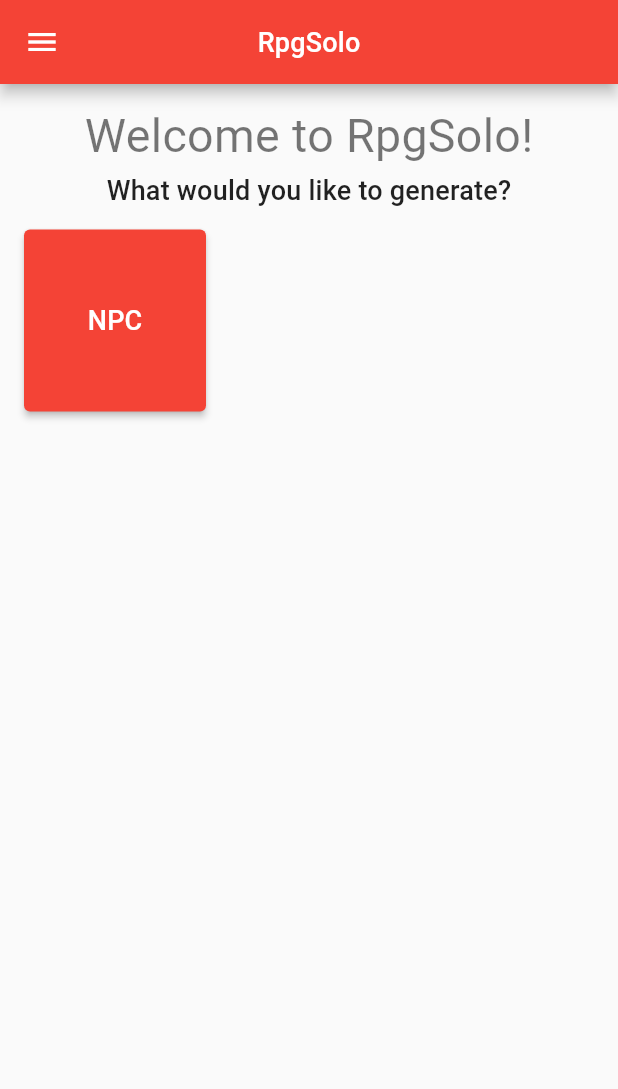
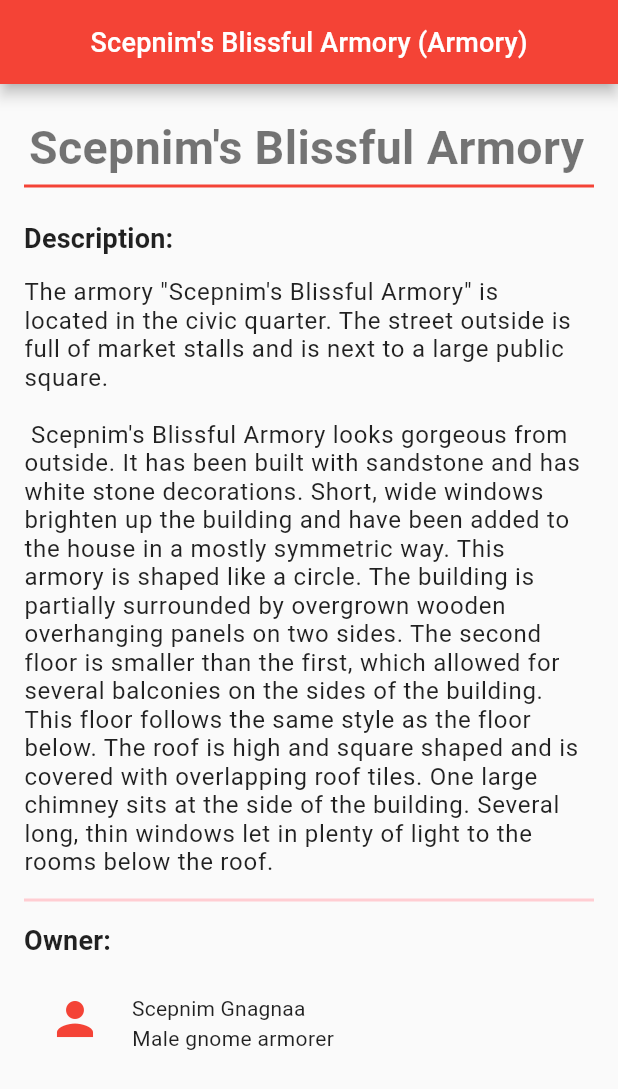
Before and after one commit to ItayElf/RpgSolo, a Flutter app: the screen it shows after launch, on a phone screen of 412 x 824 dp. Shown: the top 1089 px of the screen. Run offline on Flutter 3.47's test engine with Material 2 defaults, Android fonts, the phone set to English and light mode, and no system bars; our stand-ins replace google_fonts; Roboto replaces fonts that are missing (Metamorphous).

Commit message:
location view

```diff
--- /dev/null
+++ b/lib/components/npc_tile.dart
@@ -0,0 +1,31 @@
+import 'package:flutter/material.dart';
+import 'package:rpgsolo/classes/npc.dart';
+import 'package:rpgsolo/pages/views/npc_view.dart';
+import 'package:rpgsolo/utils/extensions.dart';
+
+class NpcTile extends StatelessWidget {
+  const NpcTile({super.key, required this.npc});
+
+  final Npc npc;
+
+  @override
+  Widget build(BuildContext context) {
+    return ListTile(
+      onTap: (() => Navigator.of(context)
+          .push(SlideRoute(builder: (context) => NpcView(npc: npc)))),
+      leading: Icon(
+        Icons.person,
+        size: 36,
+        color: Theme.of(context).primaryColor,
+      ),
+      title: Text(
+        npc.name.toTitleCase(),
+        style: Theme.of(context).textTheme.subtitle1,
+      ),
+      subtitle: Text(
+        "${npc.isMale ? "Male" : "Female"} ${npc.race.printedName} ${npc.occupation}",
+        style: Theme.of(context).textTheme.bodyText2,
+      ),
+    );
+  }
+}
--- a/lib/data/npcs/npc_data.dart
+++ b/lib/data/npcs/npc_data.dart
@@ -99,7 +99,17 @@ const occupations = [
 //-----------------------------------Relationship-----------------------------------
 const relationshipStatuses = [
   'single',
+  'single',
+  'single',
+  'single',
+  'single',
   'currently in a relationship',
+  'currently in a relationship',
+  'currently in a relationship',
+  'currently in a relationship',
+  'currently married',
+  'currently married',
+  'currently married',
   'currently married',
   'divorced',
   'widowed',
@@ -185,15 +195,85 @@ const hooks = [
   'has been hired to steal money from the PCs.',
   'has been hired to assassinate the PCs.',
   'is the host of a terrible and deadly sickness.',
+  'has recently obtained a map to a great treasure.',
+  'has recently obtained a map to an old and forgotten civilization.',
+  'house was recently burned down by a mysterious fire.',
+  'house was recently destroyed by a mysterious earthquake.',
+  'house was recently destroyed by a mysterious tornado.',
+  'is looking for a lost father.',
+  'is looking for a lost mother.',
+  'is looking for a lost sibiling.',
+  'is looking for a lost child.',
+  'is looking for a lost ring.',
+  'is looking for a lost bracelet.',
+  'is looking for a lost gem.',
+  'is looking for a lost trinket.',
+  'needs help finding a weapon.',
+  'needs help finding a gem.',
+  'needs help finding a trinket.',
+  'needs help stealing a weapon from a nearby house.',
+  'needs help stealing a gem from a nearby house.',
+  'needs help stealing a trinket from a nearby house.',
+  'needs help stealing a weapon from a nearby castle.',
+  'needs help stealing a gem from a nearby castle.',
+  'needs help stealing a trinket from a nearby castle.',
+  'seeks revenge for the death of a sibiling.',
+  'seeks revenge for the death of a parent.',
+  'seeks revenge for the death of a child.',
+  'needs help fighting a rebellious organization who wants to take control of the governement.',
+  'needs help fighting a rebellious organization who wants to take control of the clergy.',
+  'is part of a secret rebellious organization who wants to take control of the government.',
+  'is part of a secret rebellious organization who wants to take control of the clergy.',
+  'needs the party to deliver a weapon to a relative.',
+  'needs the party to deliver a trinket to a relative.',
+  'needs the party to deliver a ring to a relative.',
+  'needs the party to deliver a gem to a relative.',
+  'needs the party to deliver a weapon to a local guild.',
+  'needs the party to deliver a trinket to a local guild.',
+  'needs the party to deliver a ring to a local guild.',
+  'needs the party to deliver a gem to a local guild.',
+  'is obsessed with a nearby cavern with amazing waterfalls.',
+  'is obsessed with a nearby cliff with an eerily beautiful view.',
+  'is obsessed with a nearby grove with extraordinary flowers.',
+  'is obsessed with a nearby valley with luxurious vegetation.',
+  'is obsessed with a nearby tavern with absolutely incredible ale.',
+  'is spying the players on behalf of an organization.',
+  'is spying the players on behalf of the local guild.',
+  'needs help gathering information on an organization.',
+  'needs help gathering information on the local guild.',
+  'has a duel to the death on the morrow but is afraid to lose it.',
+  'challenges a PC to a duel to the death.',
+  'is being blackmailed into challenging a PC to a duel to the death.',
+  'has recently come into possession of a powerful magical weapon, and nobody knows how.',
+  'has recently come into possession of a powerful magical ring, and nobody knows how.',
+  'has recently come into possession of a powerful magical artifact, and nobody knows how.',
+  'has recently come into possession of a powerful magical trinket, and nobody knows how.',
+  'has recently come into possession of a powerful magical gem, and nobody knows how.',
+  'is being haunted by a ghost.',
+  'is being haunted by the ghost of a dead relative.',
+  'was tricked into wearing a cursed ring.',
+  'was tricked into wearing a cursed robe.',
+  'was tricked into wearing a cursed bracelet.',
+  'has discovered a secret passage under the house leading to a mysterious cave.',
+  'has discovered a secret passage under the house leading to a secret organisation.',
+  'has discovered a secret passage under the house leading to an hidden temple.',
+  'has been pressured by local drug dealers into selling drugs.',
+  'is part of a local drug dealing circle.',
+  'is the head of a local drug dealing circle.',
+  'is the head of an international drug dealing circle.',
+  'is currently chasing a bandit and asks the PCs for help.',
+  'is currently being chased by law enforcement and asks the PCs for protection.',
+  'has been hired to steal items from the PCs.',
+  'has been hired to steal money from the PCs.',
+  'has been hired to assassinate the PCs.',
+  'is the host of a terrible and deadly sickness.',
   'blood is the cure to a terrible and deadly sickness.',
-  'home has been infested by zombies.',
   'is in dire need of some dragon blood.',
   'is in dire need of some basilisk blood.',
   'is in dire need of some griffon blood.',
   'is in dire need of some hydra blood.',
   'is in dire need of some unicorn blood.',
   'house has been eaten by a purple worm. Further inspection of the tunnel reveals a complex cave system.',
-  'house has been eaten by a purple worm. Further inspection of the tunnel reveals an ancient catacomb.',
   'wants the PCs to help kill a monster.',
   'wants the PCs to help capture a monster.',
   'is a fountain of wild magic and cannot control it.',
--- a/lib/data/towns/locations_data.dart
+++ b/lib/data/towns/locations_data.dart
@@ -2191,7 +2191,6 @@ const storeNames2 = [
   "Crow",
   "Cup",
   "Curtain",
-  "Cyborg",
   "Day",
   "Disguise",
   "Dish",
@@ -2907,19 +2906,19 @@ const towerConcern = [
   'aquiring knowledge'
 ];
 const towerLevels = [
-  'ritual chambers',
-  'mutational experiment laboratory',
-  'alchemical laboratory',
-  'scrying chambers',
-  'necromantic laboratory',
+  'a ritual chambers',
+  'a mutational experiment laboratory',
+  'an alchemical laboratory',
+  'a scrying chambers',
+  'a necromantic laboratory',
   'cages and holding pens',
-  "henchmen's quarters",
+  "a henchmen's quarters",
   'enchanted portrait galleries',
-  'musical room',
-  'trophy room',
+  'a musical room',
+  'a trophy room',
   "apprentice's chambers",
-  'treasure vault',
-  'observatory',
+  'a treasure vault',
+  'an observatory',
 ];
 const towerProtection = [
   'tripwires that fire crossbows',
--- a/lib/generator/location_generator.dart
+++ b/lib/generator/location_generator.dart
@@ -17,7 +17,8 @@ class LocationGenerator {
     Race race = mainRace ?? Race.values[rand.nextInt(Race.values.length)];
 
     Npc owner = _generateLocationOwner(type, race, rand);
-    String name = _generateLocationName(type, owner.firstName, rand);
+    String name =
+        _generateLocationName(type, owner.firstName, rand).toLowerCase();
     String location = _generateLocationLocation(type, rand);
     String description = _generateDescription(type, name, owner, rand);
     Location l = Location(
@@ -131,7 +132,7 @@ class LocationGenerator {
       LocationType type, String name, Npc owner, Random random) {
     int floors = random.nextInt(6 - 2) + 2;
     String outside =
-        "$name is a ${towerSize[floors - 2]} tower made out of ${towerStone[random.nextInt(towerStone.length)]} and is ${towerAesthetic[random.nextInt(towerAesthetic.length)]}.";
+        "${name.toTitleCase()} is a ${towerSize[floors - 2]} tower made out of ${towerStone[random.nextInt(towerStone.length)]} and is ${towerAesthetic[random.nextInt(towerAesthetic.length)]}.";
     String built =
         "The tower was built ${monumentDesc1[random.nextInt(monumentDesc1.length)]} ago and is currently home to ${owner.name.toTitleCase()}, a wizard who is concerned with ${towerConcern[random.nextInt(towerConcern.length)]}.";
     String levels = "The tower contains $floors levels,";
@@ -139,7 +140,7 @@ class LocationGenerator {
       levels += " the wizard's private chambers and a library.";
     } else if (floors == 3) {
       levels +=
-          " the wizard's private chambers, a library and a ${towerLevels[random.nextInt(towerLevels.length)]}.";
+          " the wizard's private chambers, a library and ${towerLevels[random.nextInt(towerLevels.length)]}.";
     } else if (floors == 4) {
       String level1 = towerLevels[random.nextInt(towerLevels.length)];
       String level2 = towerLevels[random.nextInt(towerLevels.length)];
@@ -147,7 +148,7 @@ class LocationGenerator {
         level2 = towerLevels[random.nextInt(towerLevels.length)];
       }
       levels +=
-          " the wizard's private chambers, a library, a $level1 and a $level2.";
+          " the wizard's private chambers, a library, $level1 and $level2.";
     } else if (floors == 5) {
       List<String> pool = List.from(towerLevels);
       String level1 = pool[random.nextInt(pool.length)];
@@ -156,17 +157,17 @@ class LocationGenerator {
       pool.remove(level2);
       String level3 = pool[random.nextInt(pool.length)];
       levels +=
-          " the wizard's private chambers, a library, a $level1, $level2 and a $level3.";
+          " the wizard's private chambers, a library, $level1, $level2 and $level3.";
     }
     levels +=
         " The tower is protected by ${towerProtection[random.nextInt(towerProtection.length)]}";
-    return "$outside $built $levels";
+    return "$outside $built $levels.";
   }
 
   static String _generateBuildingDescription(
       LocationType type, String name, Random random) {
     String outside =
-        "$name looks ${buildingOustide1[random.nextInt(buildingOustide1.length)]} from outside. It has been built with ${buildingOustide2[random.nextInt(buildingOustide2.length)]} and has ${buildingOustide3[random.nextInt(buildingOustide3.length)]} decorations. ${buildingOustide4[random.nextInt(buildingOustide4.length)]} windows ${buildingOustide5[random.nextInt(buildingOustide5.length)]} and have been added to the house ${buildingOustide6[random.nextInt(buildingOustide6.length)]}.";
+        "looks ${buildingOustide1[random.nextInt(buildingOustide1.length)]} from outside. It has been built with ${buildingOustide2[random.nextInt(buildingOustide2.length)]} and has ${buildingOustide3[random.nextInt(buildingOustide3.length)]} decorations. ${buildingOustide4[random.nextInt(buildingOustide4.length)]} windows ${buildingOustide5[random.nextInt(buildingOustide5.length)]} and have been added to the house ${buildingOustide6[random.nextInt(buildingOustide6.length)]}.";
     String shape =
         "This ${type.name} is ${buildingShape1[random.nextInt(buildingShape1.length)]}. ${buildingShape2[random.nextInt(buildingShape2.length)]}.";
     late String secondFloor;
--- a/lib/main.dart
+++ b/lib/main.dart
@@ -1,8 +1,7 @@
 import 'package:flutter/material.dart';
 import 'package:google_fonts/google_fonts.dart';
-import 'package:rpgsolo/data/towns/locations_type.dart';
 import 'package:rpgsolo/generator/location_generator.dart';
-import 'package:rpgsolo/pages/Home.dart';
+import 'package:rpgsolo/pages/views/location_view.dart';
 
 void main() {
   runApp(const MyApp());
@@ -11,10 +10,8 @@ void main() {
 class MyApp extends StatelessWidget {
   const MyApp({super.key});
 
-  // This widget is the root of your application.
   @override
   Widget build(BuildContext context) {
-    print(LocationGenerator.generate(LocationType.monument));
     return MaterialApp(
       title: 'Flutter Demo',
       theme: ThemeData(
@@ -48,7 +45,9 @@ class MyApp extends StatelessWidget {
         ),
         primarySwatch: Colors.red,
       ),
-      home: const Home(),
+      home: LocationView(
+        location: LocationGenerator.generate(),
+      ),
     );
   }
 }
--- /dev/null
+++ b/lib/pages/views/location_view.dart
@@ -0,0 +1,95 @@
+import 'package:flutter/material.dart';
+import 'package:rpgsolo/classes/towns/location.dart';
+import 'package:rpgsolo/components/npc_tile.dart';
+import 'package:rpgsolo/data/towns/locations_type.dart';
+import 'package:rpgsolo/utils/extensions.dart';
+
+class LocationView extends StatelessWidget {
+  const LocationView({super.key, required this.location});
+
+  final Location location;
+
+  String getDescription() {
+    if (location.type == LocationType.monument ||
+        location.type == LocationType.tower) {
+      return location.description;
+    }
+    return "The ${location.type.printedName} \"${location.name.toTitleCase()}\" is located ${location.location}.\n\n ${location.name.toTitleCase()} ${location.description}";
+  }
+
+  @override
+  Widget build(BuildContext context) {
+    return Scaffold(
+      appBar: AppBar(
+        title: Text(
+            "${location.name.toTitleCase()} (${location.type.printedName.toTitleCase()})"),
+        centerTitle: true,
+      ),
+      body: SingleChildScrollView(
+        child: Padding(
+          padding: const EdgeInsets.only(left: 16, top: 8, right: 16),
+          child: Column(
+            crossAxisAlignment: CrossAxisAlignment.start,
+            children: [
+              const SizedBox(
+                height: 16,
+              ),
+              Center(
+                child: SelectableText(
+                  location.name.toTitleCase(),
+                  textAlign: TextAlign.center,
+                  style: Theme.of(context)
+                      .textTheme
+                      .headline4
+                      ?.copyWith(fontWeight: FontWeight.bold),
+                ),
+              ),
+              Divider(
+                color: Theme.of(context).primaryColor,
+                thickness: 2,
+              ),
+              const SizedBox(
+                height: 16,
+              ),
+              Text(
+                "Description:",
+                style: Theme.of(context)
+                    .textTheme
+                    .headline6
+                    ?.copyWith(fontWeight: FontWeight.bold),
+              ),
+              const SizedBox(
+                height: 16,
+              ),
+              SelectableText(
+                getDescription(),
+                style: Theme.of(context).textTheme.bodyText1,
+              ),
+              const SizedBox(
+                height: 8,
+              ),
+              Divider(
+                color: Theme.of(context).primaryColorLight,
+                thickness: 2,
+              ),
+              const SizedBox(
+                height: 8,
+              ),
+              Text(
+                location.type == LocationType.monument ? "Artist:" : "Owner:",
+                style: Theme.of(context)
+                    .textTheme
+                    .headline6
+                    ?.copyWith(fontWeight: FontWeight.bold),
+              ),
+              const SizedBox(
+                height: 8,
+              ),
+              NpcTile(npc: location.owner),
+            ],
+          ),
+        ),
+      ),
+    );
+  }
+}
--- a/lib/utils/extensions.dart
+++ b/lib/utils/extensions.dart
@@ -25,6 +25,8 @@ extension LocationTypeExtension on LocationType {
   Map<String, dynamic> toMap() {
     return <String, dynamic>{'name': name};
   }
+
+  String get printedName => name == "generalStore" ? "general store" : name;
 }
 
 class SlideRoute extends MaterialPageRoute {
```
